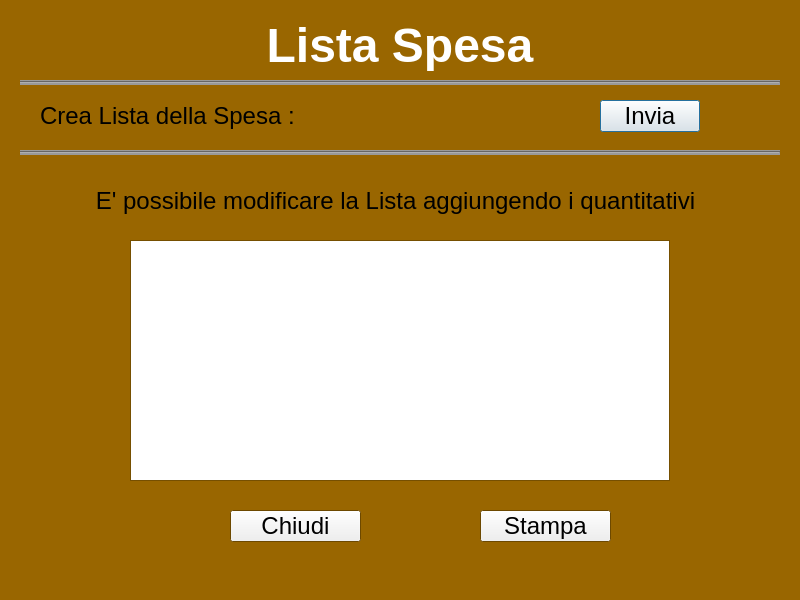
First picture: the form in Source/listaspesa.ui, repository LoboBlanco761/Dispensa, before the edit.
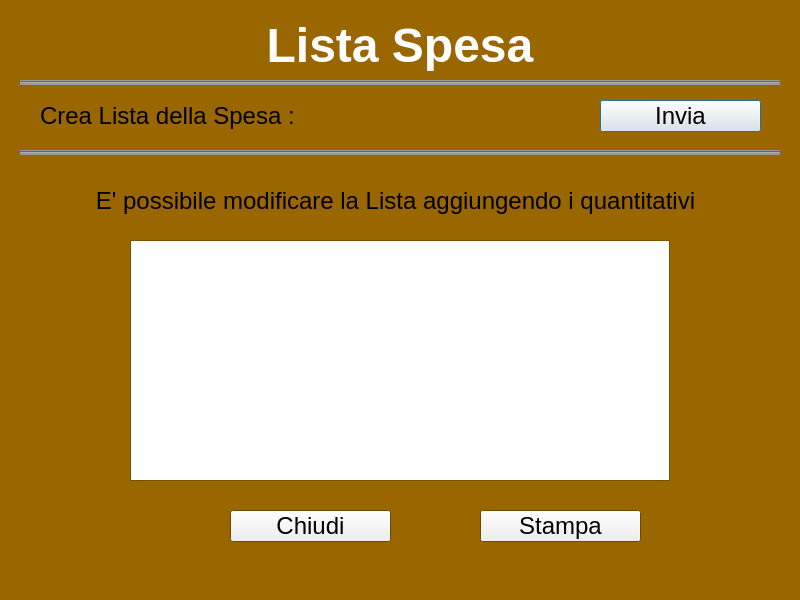
Second picture: the form after the edit.

Patch:
```diff
--- a/Source/listaspesa.ui
+++ b/Source/listaspesa.ui
@@ -186,7 +186,7 @@
     <rect>
      <x>600</x>
      <y>100</y>
-     <width>100</width>
+     <width>161</width>
      <height>32</height>
     </rect>
    </property>
@@ -241,7 +241,7 @@
     <rect>
      <x>480</x>
      <y>510</y>
-     <width>131</width>
+     <width>161</width>
      <height>32</height>
     </rect>
    </property>
@@ -254,7 +254,7 @@
     <rect>
      <x>230</x>
      <y>510</y>
-     <width>131</width>
+     <width>161</width>
      <height>32</height>
     </rect>
    </property>
```
